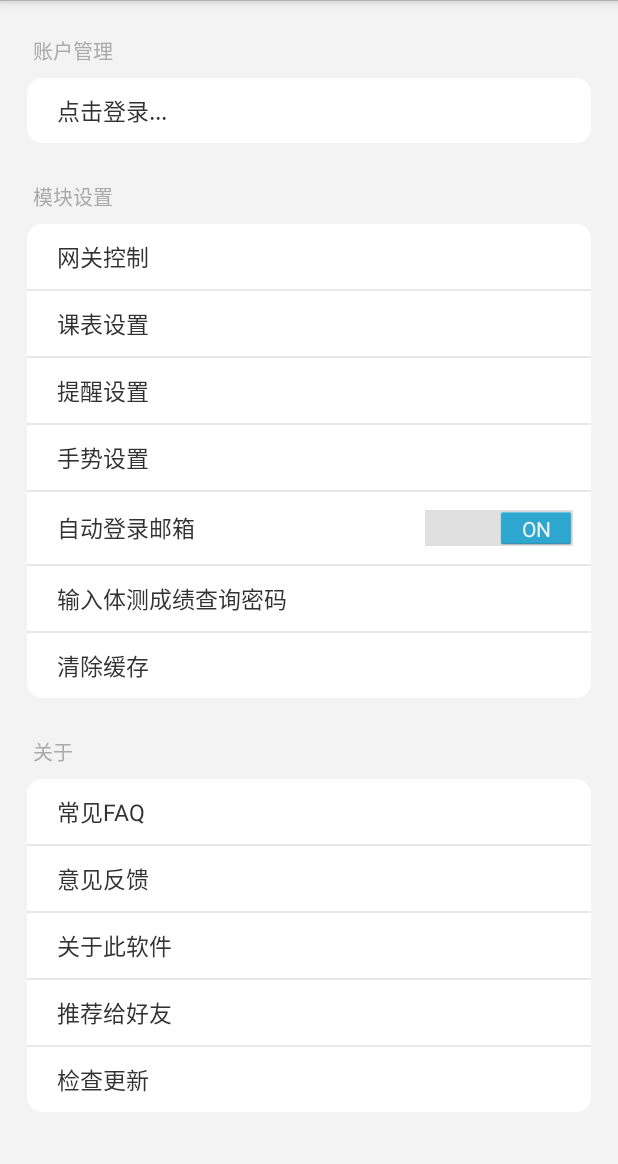
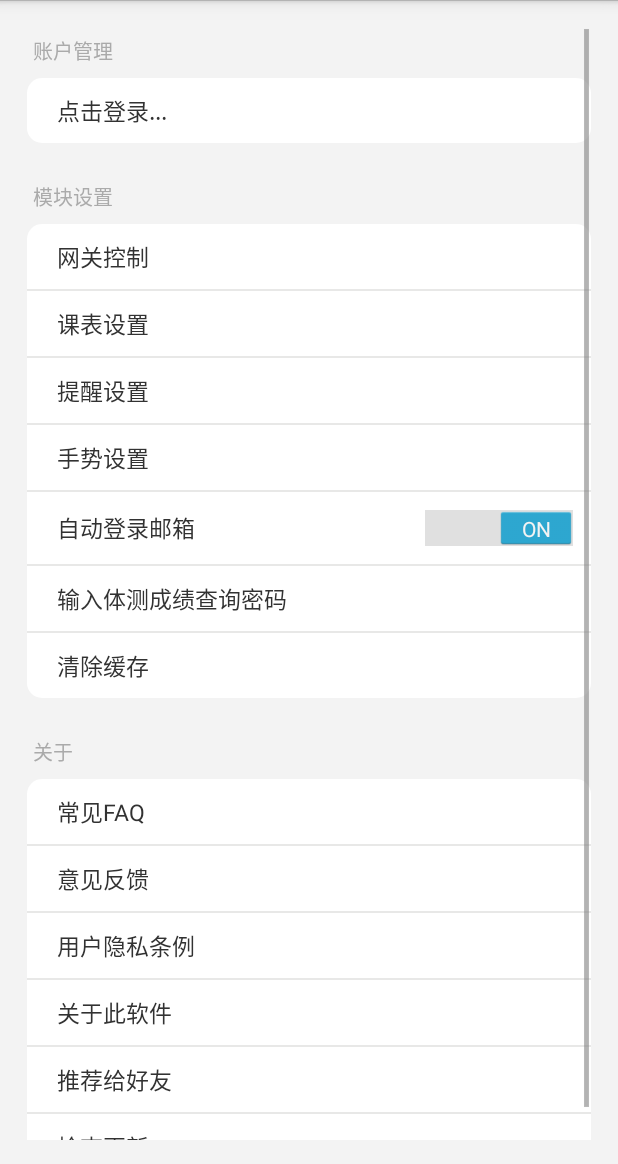
Before and after one commit to ckcz123/PKUHelper-Android, an Android app: the fragment Settings shown on its own in the app's theme, on a phone screen of 412 x 824 dp, the part 72-1236 px from its top. Run offline under Robolectric (Android 15) with nearby library versions, the phone set to English and light mode, and no system bars.

Commit message:
添加用户隐私说明；使用本地成绩查询与解析

```diff
--- a/app/src/main/java/com/pkuhelper/Dean.java
+++ b/app/src/main/java/com/pkuhelper/Dean.java
@@ -102,7 +102,7 @@ public class Dean {
 							WebConnection.connect("http://dean.pku.edu.cn/student/yanzheng.php?act=init"),
 							"dean");
 					handler.sendMessage(Message.obtain(handler, Constants.MESSAGE_DEAN_PICTURE_FINISHED, drawable));
-				} catch (Exception e) {
+				} catch (Exception | Error e) {
 					handler.sendEmptyMessage(Constants.MESSAGE_DEAN_PICTURE_FAILED);
 				}
 			}
--- a/app/src/main/java/com/pkuhelper/lib/Constants.java
+++ b/app/src/main/java/com/pkuhelper/lib/Constants.java
@@ -290,6 +290,9 @@ public class Constants {
 	public static String updateVersion = Constants.version;
 	public static String updateMessage = "";
 
+	public static String privacy = "";
+
+
 	public static void setDrawable(int id, Drawable drawable) {
 		if (id >= features.size()) return;
 		features.get(id).drawable = drawable;
--- a/app/src/main/res/layout/settings_view.xml
+++ b/app/src/main/res/layout/settings_view.xml
@@ -293,6 +293,22 @@
                     android:background="#e8e8e7"/>
 
                 <TextView
+                    android:id="@+id/settings_privacy"
+                    android:layout_width="wrap_content"
+                    android:layout_height="wrap_content"
+                    android:layout_margin="10dp"
+                    android:paddingLeft="10dp"
+                    android:paddingRight="10dp"
+                    android:text="@string/settings_privacy"
+                    android:textSize="15sp"
+                    />
+
+                <View
+                    android:layout_width="fill_parent"
+                    android:layout_height="1dip"
+                    android:background="#e8e8e7"/>
+
+                <TextView
                     android:id="@+id/settings_about"
                     android:layout_width="wrap_content"
                     android:layout_height="wrap_content"
--- a/app/src/main/res/values/strings.xml
+++ b/app/src/main/res/values/strings.xml
@@ -84,6 +84,7 @@
     <string name="settings_faq">常见FAQ</string>
     <string name="settings_report">意见反馈</string>
     <string name="settings_report_new">新功能建议</string>
+    <string name="settings_privacy">用户隐私条例</string>
     <string name="settings_about">关于此软件</string>
     <string name="settings_recommended">推荐给好友</string>
     <string name="settings_update">检查更新</string>
```
Also changed, not shown: app/src/main/java/com/pkuhelper/PKUHelper.java (+26 -3 lines), app/src/main/java/com/pkuhelper/Settings.java (+7 -1 lines), app/src/main/java/com/pkuhelper/grade/GradeActivity.java (+7 -3 lines), app/src/main/java/com/pkuhelper/lib/DeanDecode.java (+9 -6 lines), app/src/main/java/com/pkuhelper/lib/webconnection/WebConnection.java (+21 -10 lines).
